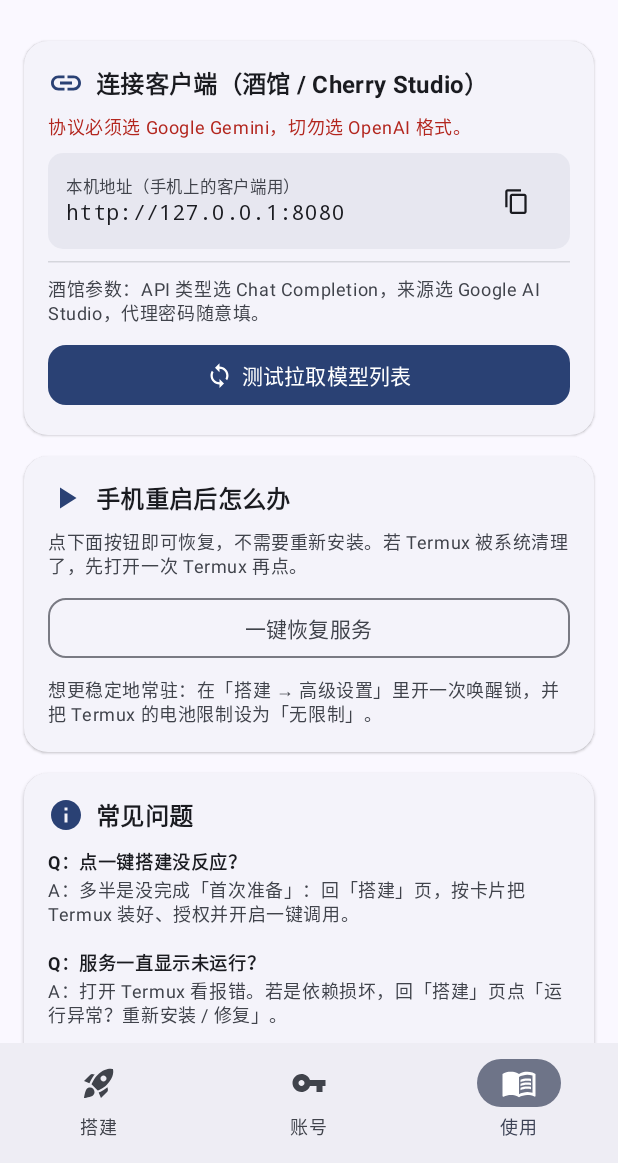
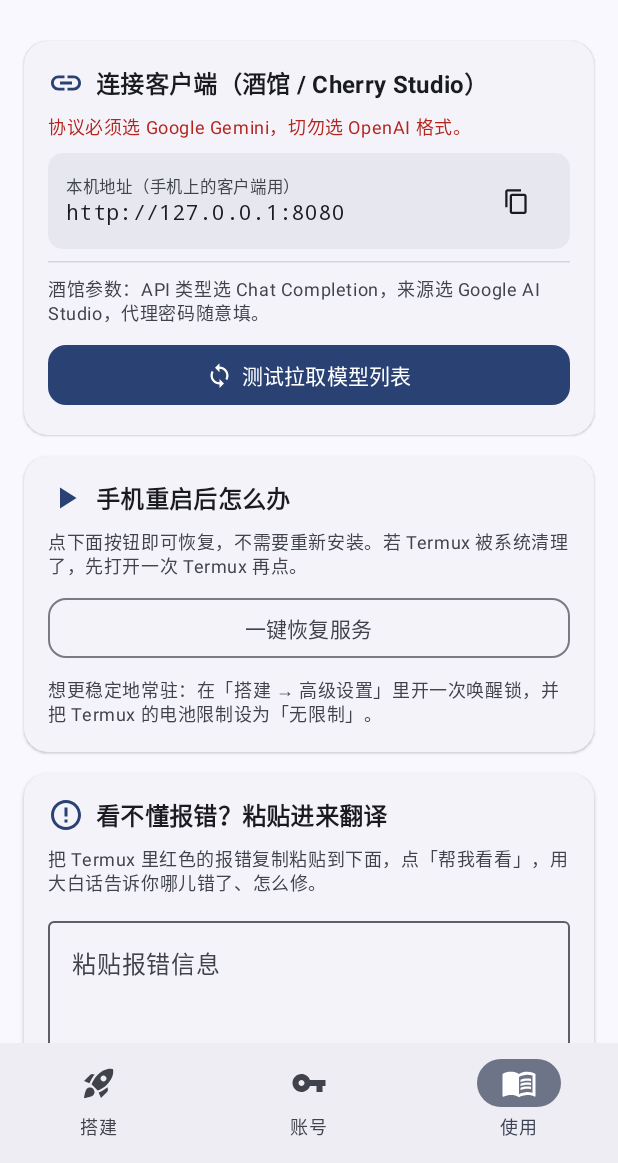
Before and after one commit to Arigels/AIStudioProxyHelper-Stable-Release, an Android app built with Jetpack Compose: the screen it shows after launch (MainActivity), item 3 of the bottom bar chosen, on a phone screen of 412 x 824 dp, the part 73-1236 px from its top. Run offline under Robolectric (Android 15) with nearby library versions, the phone set to English and light mode, and no system bars; pictures from the network do not load.

Commit message:
v1.5.0: 新增报错翻译器（常见错误大白话解释）与端口<1024自动修正

```diff
--- a/app/build.gradle.kts
+++ b/app/build.gradle.kts
@@ -12,8 +12,8 @@ android {
         applicationId = "com.aistudio.proxyhelper"
         minSdk = 26
         targetSdk = 35
-        versionCode = 7
-        versionName = "1.4.2"
+        versionCode = 8
+        versionName = "1.5.0"
 
         vectorDrawables {
             useSupportLibrary = true
--- a/app/src/main/java/com/aistudio/proxyhelper/data/SettingsRepository.kt
+++ b/app/src/main/java/com/aistudio/proxyhelper/data/SettingsRepository.kt
@@ -9,8 +9,9 @@ class SettingsRepository(context: Context) {
         context.getSharedPreferences(PREFS_NAME, Context.MODE_PRIVATE)
 
     fun load(): ProxySettings {
+        val storedPort = prefs.getInt(KEY_PORT, 8080)
         return ProxySettings(
-            port = prefs.getInt(KEY_PORT, 8080).coerceIn(1024, 65535),
+            port = if (storedPort < 1024) 8080 else storedPort.coerceAtMost(65535),
             proxyUrl = prefs.getString(KEY_PROXY_URL, "") ?: "",
             webPassword = prefs.getString(KEY_WEB_PASSWORD, "") ?: "",
             installDir = prefs.getString(KEY_INSTALL_DIR, "\$HOME/aistudio-api")
--- a/app/src/main/java/com/aistudio/proxyhelper/ui/MainViewModel.kt
+++ b/app/src/main/java/com/aistudio/proxyhelper/ui/MainViewModel.kt
@@ -100,7 +100,7 @@ class MainViewModel(application: Application) : AndroidViewModel(application) {
 
     fun saveSettings(newSettings: ProxySettings) {
         val normalized = newSettings.copy(
-            port = newSettings.port.coerceIn(1024, 65535),
+            port = if (newSettings.port < 1024) 8080 else newSettings.port.coerceAtMost(65535),
             proxyUrl = newSettings.proxyUrl.trim(),
             webPassword = newSettings.webPassword.trim(),
             installDir = newSettings.installDir.trim().ifBlank { "\$HOME/aistudio-api" },
--- a/app/src/main/java/com/aistudio/proxyhelper/ui/UsageScreen.kt
+++ b/app/src/main/java/com/aistudio/proxyhelper/ui/UsageScreen.kt
@@ -31,15 +31,21 @@ import androidx.compose.material3.Icon
 import androidx.compose.material3.IconButton
 import androidx.compose.material3.MaterialTheme
 import androidx.compose.material3.OutlinedButton
+import androidx.compose.material3.OutlinedTextField
 import androidx.compose.material3.Surface
 import androidx.compose.material3.Text
 import androidx.compose.runtime.Composable
+import androidx.compose.runtime.getValue
+import androidx.compose.runtime.mutableStateOf
+import androidx.compose.runtime.remember
+import androidx.compose.runtime.setValue
 import androidx.compose.ui.Alignment
 import androidx.compose.ui.Modifier
 import androidx.compose.ui.graphics.Color
 import androidx.compose.ui.text.font.FontFamily
 import androidx.compose.ui.text.font.FontWeight
 import androidx.compose.ui.unit.dp
+import com.aistudio.proxyhelper.data.ErrorExplainer
 
 @OptIn(ExperimentalLayoutApi::class)
 @Composable
@@ -218,6 +224,9 @@ fun UsageScreen(
             }
         }
 
+        // ── 报错翻译器 ──
+        ErrorCheckerCard()
+
         // ── 常见问题 ──
         ElevatedCard(
             modifier = Modifier.fillMaxWidth(),
@@ -269,6 +278,87 @@ fun UsageScreen(
         }
 
         Spacer(modifier = Modifier.height(8.dp))
+    }
+}
+
+@Composable
+private fun ErrorCheckerCard() {
+    var input by remember { mutableStateOf("") }
+    var results by remember { mutableStateOf<List<ErrorExplainer.Explanation>>(emptyList()) }
+
+    ElevatedCard(
+        modifier = Modifier.fillMaxWidth(),
+        shape = RoundedCornerShape(16.dp)
+    ) {
+        Column(
+            modifier = Modifier.padding(16.dp),
+            verticalArrangement = Arrangement.spacedBy(8.dp)
+        ) {
+            Row(verticalAlignment = Alignment.CenterVertically) {
+                Icon(
+                    imageVector = Icons.Filled.ErrorOutline,
+                    contentDescription = null,
+                    tint = MaterialTheme.colorScheme.primary
+                )
+                Spacer(modifier = Modifier.width(8.dp))
+                Text(
+                    text = "看不懂报错？粘贴进来翻译",
+                    style = MaterialTheme.typography.titleMedium,
+                    fontWeight = FontWeight.Bold
+                )
+            }
+            Text(
+                text = "把 Termux 里红色的报错复制粘贴到下面，点「帮我看看」，用大白话告诉你哪儿错了、怎么修。",
+                style = MaterialTheme.typography.bodySmall,
+                color = MaterialTheme.colorScheme.onSurfaceVariant
+            )
+            OutlinedTextField(
+                value = input,
+                onValueChange = { input = it },
+                label = { Text("粘贴报错信息") },
+                placeholder = { Text("例如：error while attempting to bind on address ...") },
+                minLines = 3,
+                maxLines = 6,
+                modifier = Modifier.fillMaxWidth()
+            )
+            Button(
+                onClick = { results = ErrorExplainer.explain(input) },
+                enabled = input.isNotBlank(),
+                modifier = Modifier.fillMaxWidth(),
+                shape = RoundedCornerShape(12.dp)
+            ) {
+                Text("帮我看看")
+            }
+            results.forEach { exp ->
+                Surface(
+                    color = MaterialTheme.colorScheme.surfaceVariant.copy(alpha = 0.7f),
+                    shape = RoundedCornerShape(10.dp),
+                    modifier = Modifier.fillMaxWidth()
+                ) {
+                    Column(
+                        modifier = Modifier.padding(12.dp),
+                        verticalArrangement = Arrangement.spacedBy(4.dp)
+                    ) {
+                        Text(
+                            text = exp.title,
+                            style = MaterialTheme.typography.bodyMedium,
+                            fontWeight = FontWeight.Bold
+                        )
+                        Text(
+                            text = "原因：${exp.cause}",
+                            style = MaterialTheme.typography.bodySmall,
+                            color = MaterialTheme.colorScheme.onSurfaceVariant
+                        )
+                        Text(
+                            text = "怎么修：${exp.fix}",
+                            style = MaterialTheme.typography.bodySmall,
+                            color = MaterialTheme.colorScheme.primary,
+                            fontWeight = FontWeight.SemiBold
+                        )
+                    }
+                }
+            }
+        }
     }
 }
 
```
Also changed, not shown: app/src/main/java/com/aistudio/proxyhelper/data/ErrorExplainer.kt (added, +125 -0 lines), app/src/main/java/com/aistudio/proxyhelper/ui/SetupScreen.kt (+11 -1 lines), 2 other files.
